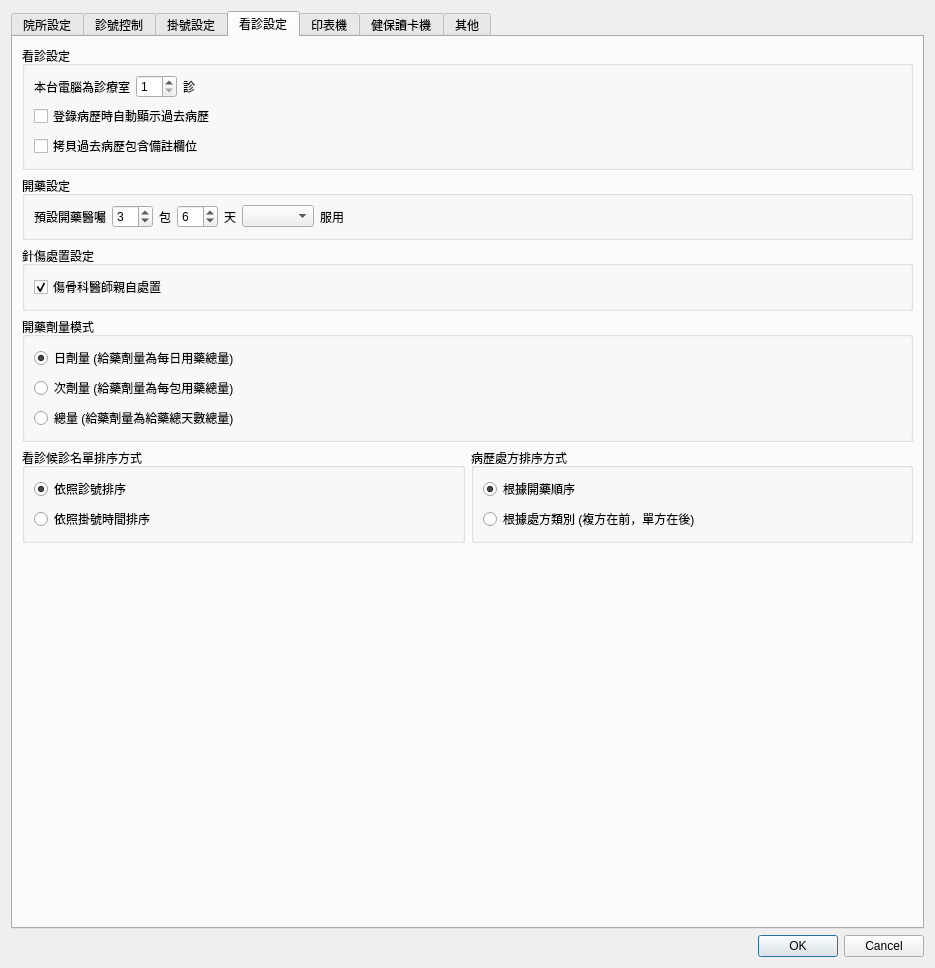
picacat/pyMedical, file ui/dialog_settings.ui: the form before one commit.
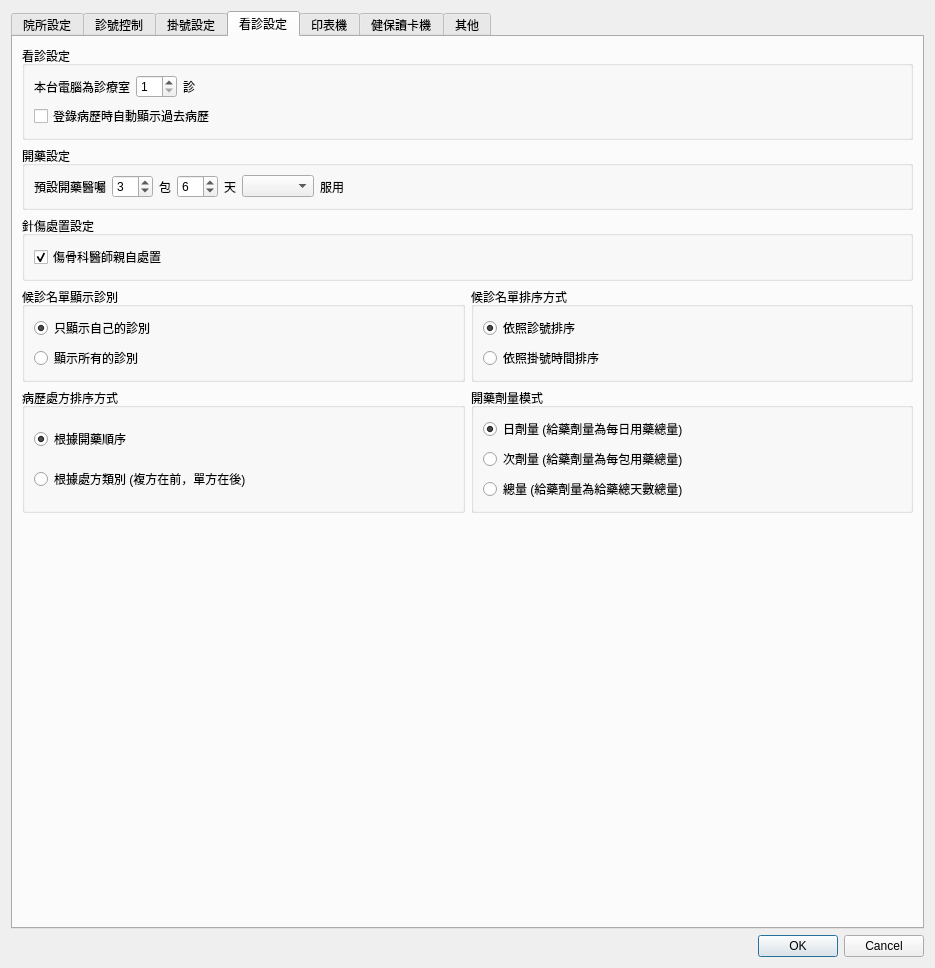
The form after the commit. The open tabs and pages were chosen to show the change. Icons and pictures are not drawn.

What changed in the file:
```diff
--- a/ui/dialog_settings.ui
+++ b/ui/dialog_settings.ui
@@ -716,13 +716,6 @@
                 </property>
                </widget>
               </item>
-              <item row="2" column="0" colspan="4">
-               <widget class="QCheckBox" name="checkBox_copy_remark">
-                <property name="text">
-                 <string>拷貝過去病歷包含備註欄位</string>
-                </property>
-               </widget>
-              </item>
              </layout>
             </item>
            </layout>
@@ -836,48 +829,41 @@
            </layout>
           </widget>
          </item>
-         <item>
-          <widget class="QGroupBox" name="groupBox_14">
-           <property name="title">
-            <string>開藥劑量模式</string>
-           </property>
-           <property name="flat">
-            <bool>true</bool>
-           </property>
-           <layout class="QVBoxLayout" name="verticalLayout_22">
-            <item>
-             <widget class="QRadioButton" name="radioButton_dosage1">
-              <property name="text">
-               <string>日劑量 (給藥劑量為每日用藥總量)</string>
-              </property>
-              <property name="checked">
-               <bool>true</bool>
-              </property>
-             </widget>
-            </item>
-            <item>
-             <widget class="QRadioButton" name="radioButton_dosage2">
-              <property name="text">
-               <string>次劑量 (給藥劑量為每包用藥總量)</string>
-              </property>
-             </widget>
-            </item>
-            <item>
-             <widget class="QRadioButton" name="radioButton_dosage3">
-              <property name="text">
-               <string>總量 (給藥劑量為給藥總天數總量)</string>
-              </property>
-             </widget>
-            </item>
-           </layout>
-          </widget>
-         </item>
          <item>
           <layout class="QHBoxLayout" name="horizontalLayout_2">
+           <item>
+            <widget class="QGroupBox" name="groupBox_31">
+             <property name="title">
+              <string>候診名單顯示診別</string>
+             </property>
+             <property name="flat">
+              <bool>true</bool>
+             </property>
+             <layout class="QVBoxLayout" name="verticalLayout_42">
+              <item>
+               <widget class="QRadioButton" name="radioButton_self_room">
+                <property name="text">
+                 <string>只顯示自己的診別</string>
+                </property>
+                <property name="checked">
+                 <bool>true</bool>
+                </property>
+               </widget>
+              </item>
+              <item>
+               <widget class="QRadioButton" name="radioButton_all_room">
+                <property name="text">
+                 <string>顯示所有的診別</string>
+                </property>
+               </widget>
+              </item>
+             </layout>
+            </widget>
+           </item>
            <item>
             <widget class="QGroupBox" name="groupBox_12">
              <property name="title">
-              <string>看診候診名單排序方式</string>
+              <string>候診名單排序方式</string>
              </property>
              <property name="flat">
               <bool>true</bool>
@@ -903,6 +889,10 @@
              </layout>
             </widget>
            </item>
+          </layout>
+         </item>
+         <item>
+          <layout class="QHBoxLayout" name="horizontalLayout_11">
            <item>
             <widget class="QGroupBox" name="groupBox_13">
              <property name="title">
@@ -932,6 +922,42 @@
              </layout>
             </widget>
            </item>
+           <item>
+            <widget class="QGroupBox" name="groupBox_14">
+             <property name="title">
+              <string>開藥劑量模式</string>
+             </property>
+             <property name="flat">
+              <bool>true</bool>
+             </property>
+             <layout class="QVBoxLayout" name="verticalLayout_22">
+              <item>
+               <widget class="QRadioButton" name="radioButton_dosage1">
+                <property name="text">
+                 <string>日劑量 (給藥劑量為每日用藥總量)</string>
+                </property>
+                <property name="checked">
+                 <bool>true</bool>
+                </property>
+               </widget>
+              </item>
+              <item>
+               <widget class="QRadioButton" name="radioButton_dosage2">
+                <property name="text">
+                 <string>次劑量 (給藥劑量為每包用藥總量)</string>
+                </property>
+               </widget>
+              </item>
+              <item>
+               <widget class="QRadioButton" name="radioButton_dosage3">
+                <property name="text">
+                 <string>總量 (給藥劑量為給藥總天數總量)</string>
+                </property>
+               </widget>
+              </item>
+             </layout>
+            </widget>
+           </item>
           </layout>
          </item>
          <item>
```
Left out of the diff: 3 changed lines with no effect on the pictures.
